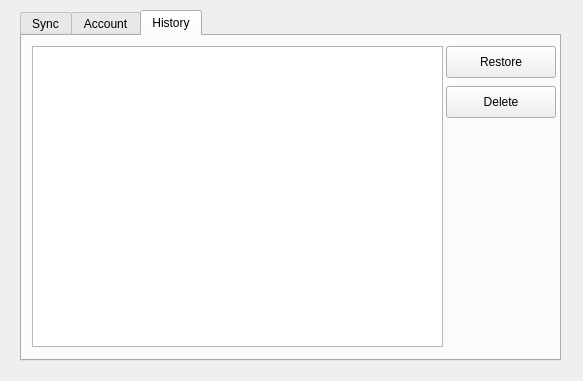
Above: window.ui from megachweng/Dict2Anki before the change. Below: the same form after it.
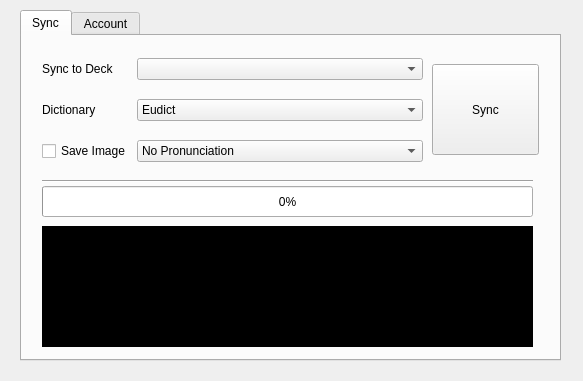
That is the form after the change. The open tabs and pages were chosen to show the change.

```diff
--- a/window.ui
+++ b/window.ui
@@ -36,9 +36,9 @@
      <property name="geometry">
       <rect>
        <x>410</x>
-       <y>18</y>
-       <width>111</width>
-       <height>111</height>
+       <y>28</y>
+       <width>107</width>
+       <height>91</height>
       </rect>
      </property>
      <property name="text">
@@ -298,86 +298,6 @@
      </widget>
     </widget>
    </widget>
-   <widget class="QWidget" name="historyTab">
-    <attribute name="title">
-     <string>History</string>
-    </attribute>
-    <widget class="QTableWidget" name="historyList">
-     <property name="geometry">
-      <rect>
-       <x>10</x>
-       <y>10</y>
-       <width>411</width>
-       <height>301</height>
-      </rect>
-     </property>
-     <property name="cornerButtonEnabled">
-      <bool>false</bool>
-     </property>
-     <attribute name="horizontalHeaderVisible">
-      <bool>false</bool>
-     </attribute>
-     <attribute name="horizontalHeaderCascadingSectionResizes">
-      <bool>false</bool>
-     </attribute>
-     <attribute name="horizontalHeaderDefaultSectionSize">
-      <number>136</number>
-     </attribute>
-     <attribute name="horizontalHeaderHighlightSections">
-      <bool>true</bool>
-     </attribute>
-     <attribute name="horizontalHeaderMinimumSectionSize">
-      <number>4</number>
-     </attribute>
-     <attribute name="horizontalHeaderShowSortIndicator" stdset="0">
-      <bool>false</bool>
-     </attribute>
-     <attribute name="verticalHeaderVisible">
-      <bool>false</bool>
-     </attribute>
-     <column>
-      <property name="text">
-       <string>Sync Date</string>
-      </property>
-     </column>
-     <column>
-      <property name="text">
-       <string>Dictionary</string>
-      </property>
-     </column>
-     <column>
-      <property name="text">
-       <string>Deck</string>
-      </property>
-     </column>
-    </widget>
-    <widget class="QPushButton" name="restoreButton">
-     <property name="geometry">
-      <rect>
-       <x>424</x>
-       <y>10</y>
-       <width>110</width>
-       <height>32</height>
-      </rect>
-     </property>
-     <property name="text">
-      <string>Restore</string>
-     </property>
-    </widget>
-    <widget class="QPushButton" name="deleteButton">
-     <property name="geometry">
-      <rect>
-       <x>424</x>
-       <y>50</y>
-       <width>110</width>
-       <height>32</height>
-      </rect>
-     </property>
-     <property name="text">
-      <string>Delete</string>
-     </property>
-    </widget>
-   </widget>
   </widget>
  </widget>
  <resources/>
```
